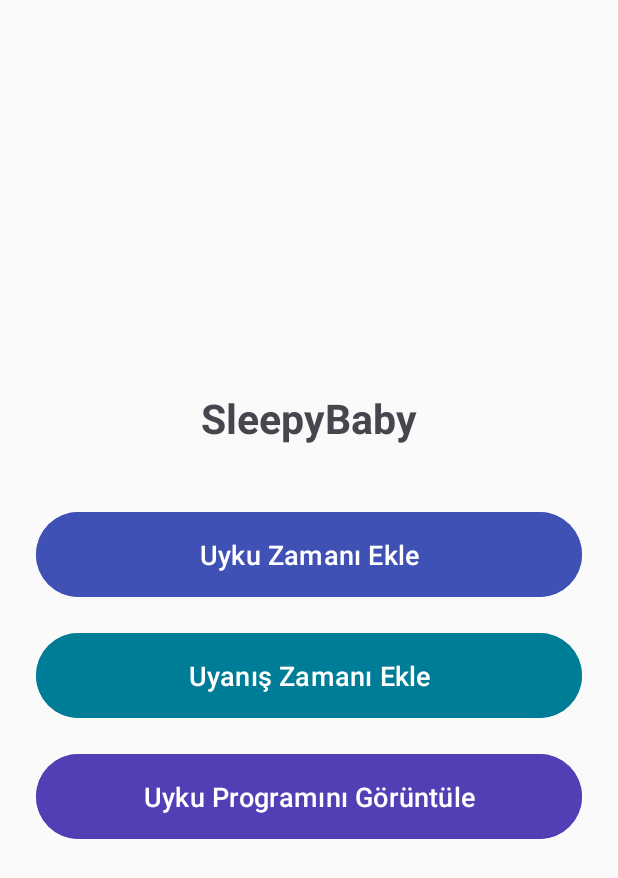
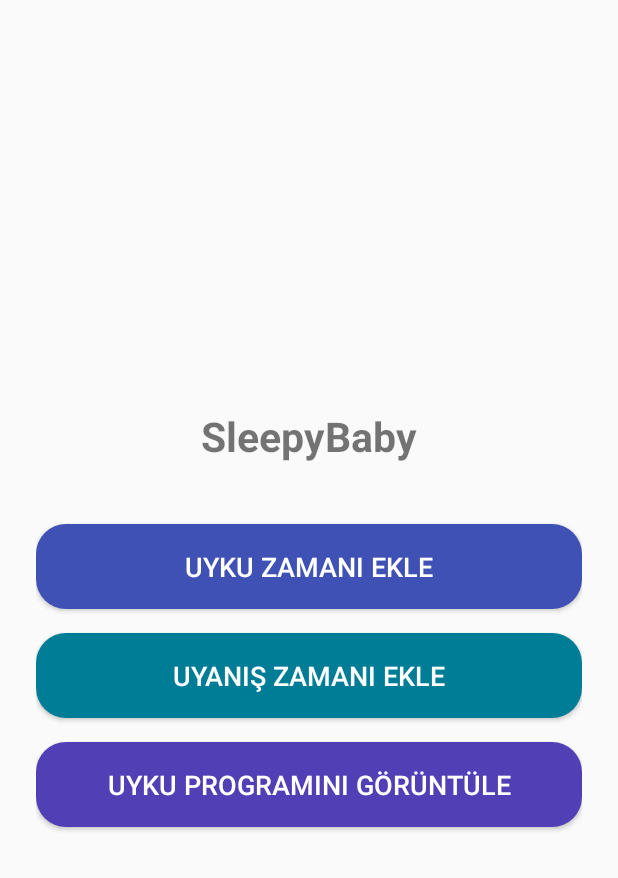
Before and after one commit to AMER240/SleepyBaby, an Android app: the layout activity_main.xml on its own in the app's theme, with its tools: preview values and no code run, on a phone screen of 412 x 824 dp. Shown: the top 878 px of the screen. Run offline under Robolectric (Android 15) with nearby library versions, the phone set to English and light mode, and no system bars.

Commit message:
buton tasarımı duzenledim (#15)
* buton tasarımı duzenledim

* thread layout ekledim

* thread layout duzenledim

```diff
--- /dev/null
+++ b/app/src/main/res/drawable/btn.xml
@@ -0,0 +1,6 @@
+<?xml version="1.0" encoding="utf-8"?>
+<shape xmlns:android="http://schemas.android.com/apk/res/android">
+   <solid android:color="#3F51B5"> </solid>
+   <corners android:radius="20dp"> </corners>
+
+</shape>
--- /dev/null
+++ b/app/src/main/res/drawable/btn2.xml
@@ -0,0 +1,5 @@
+<?xml version="1.0" encoding="utf-8"?>
+<shape xmlns:android="http://schemas.android.com/apk/res/android">
+   <solid android:color="#007D96" > </solid>
+    <corners android:radius="20dp"> </corners>
+</shape>
--- /dev/null
+++ b/app/src/main/res/drawable/btn3.xml
@@ -0,0 +1,5 @@
+<?xml version="1.0" encoding="utf-8"?>
+<shape xmlns:android="http://schemas.android.com/apk/res/android">
+  <solid android:color="#513FB5"> </solid>
+    <corners android:radius="20dp"> </corners>
+</shape>
--- a/app/src/main/res/layout/activity_main.xml
+++ b/app/src/main/res/layout/activity_main.xml
@@ -8,7 +8,7 @@
     android:background="#FAFAFA">
 
     <TextView
-        android:id="@+id/titleTextView"
+        android:id="@+id/tx"
         android:layout_width="wrap_content"
         android:layout_height="wrap_content"
         android:layout_marginBottom="40dp"
@@ -17,32 +17,32 @@
         android:textStyle="bold" />
 
     <Button
-        android:id="@+id/addSleepButton"
+        android:id="@+id/bn1"
         android:layout_width="match_parent"
         android:layout_height="wrap_content"
         android:text="Uyku Zamanı Ekle"
         android:textSize="18sp"
         android:layout_marginBottom="16dp"
-        android:backgroundTint="#3F51B5"
+        android:background="@drawable/btn"
         android:textColor="#FFFFFF"
         android:padding="16dp" />
 
     <Button
-        android:id="@+id/addWakeButton"
+        android:id="@+id/bn2"
         android:layout_width="match_parent"
         android:layout_height="wrap_content"
         android:layout_marginBottom="16dp"
-        android:backgroundTint="#007D96"
+        android:background="@drawable/btn2"
         android:padding="16dp"
         android:text="Uyanış Zamanı Ekle"
         android:textColor="#FFFFFF"
         android:textSize="18sp" />
 
     <Button
-        android:id="@+id/viewScheduleButton"
+        android:id="@+id/bn3"
         android:layout_width="match_parent"
         android:layout_height="wrap_content"
-        android:backgroundTint="#513FB5"
+        android:background="@drawable/btn3"
         android:padding="16dp"
         android:text="Uyku Programını Görüntüle"
         android:textColor="#FFFFFF"
--- a/app/src/main/res/values/themes.xml
+++ b/app/src/main/res/values/themes.xml
@@ -1,6 +1,6 @@
 <resources xmlns:tools="http://schemas.android.com/tools">
     <!-- Base application theme. -->
-    <style name="Base.Theme.SleepyBaby" parent="Theme.Material3.DayNight.NoActionBar">
+    <style name="Base.Theme.SleepyBaby" parent="Theme.AppCompat.DayNight.NoActionBar">
         <!-- Customize your light theme here. -->
         <!-- <item name="colorPrimary">@color/my_light_primary</item> -->
     </style>
```
Also changed, not shown: app/src/main/AndroidManifest.xml (+8 -1 lines), app/src/main/java/com/example/sleepybaby/AddSleepTimeActivity.java (added, +39 -0 lines), app/src/main/java/com/example/sleepybaby/AddWakeTimeActivity.java (added, +38 -0 lines), app/src/main/java/com/example/sleepybaby/MainActivity.java (+48 -5 lines), app/src/main/java/com/example/sleepybaby/ScheduleActivity.java (added, +40 -0 lines), app/src/main/java/com/example/sleepybaby/ThreadActivity.java (added, +21 -0 lines), app/src/main/res/layout/activity_add_sleep_time.xml (added, +36 -0 lines), app/src/main/res/layout/activity_add_wake_time.xml (added, +25 -0 lines), app/src/main/res/layout/activity_schedule.xml (added, +25 -0 lines), app/src/main/res/layout/activity_thread.xml (added, +26 -0 lines), app/src/main/res/values/strings.xml (indentation only).
